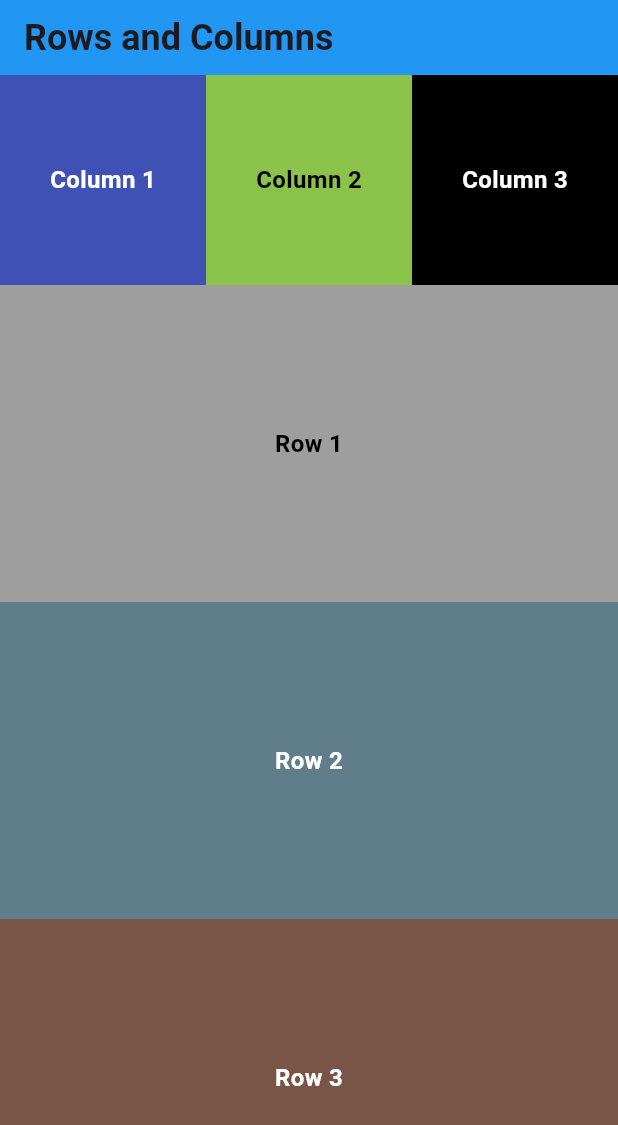
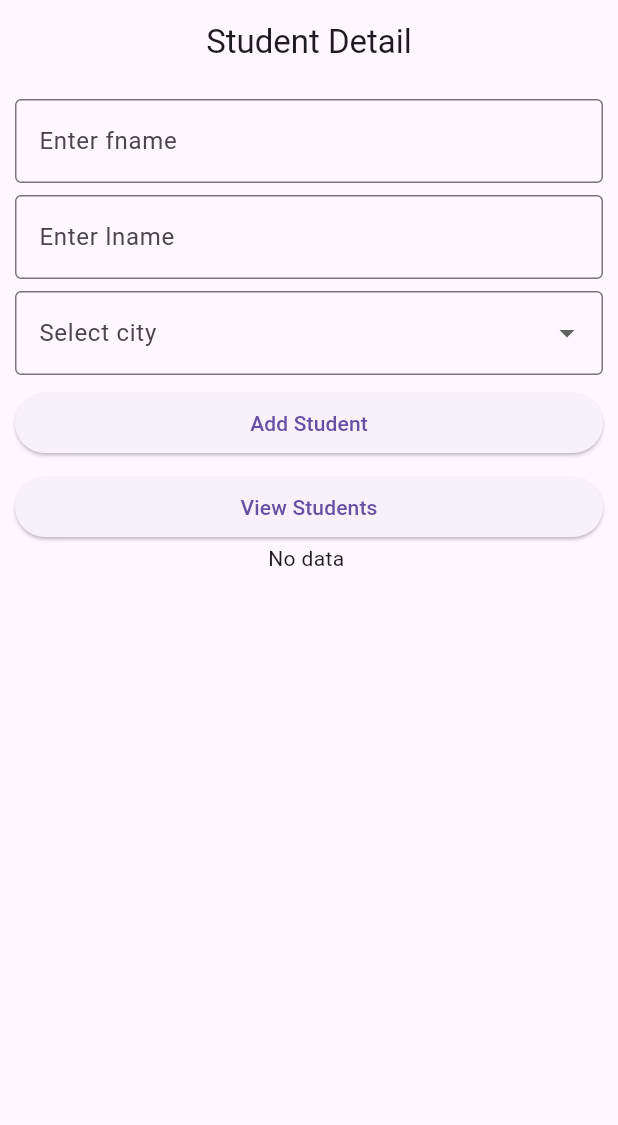
Before and after one commit to anjali7969/first_assignment, a Flutter app: the screen it shows after launch, on a phone screen of 412 x 824 dp. Shown: the top 1125 px of the screen. Run offline on Flutter 3.47's test engine with Material 3 defaults, Android fonts, the phone set to English and light mode, and no system bars.

Commit message:
added student details

```diff
--- a/lib/app.dart
+++ b/lib/app.dart
@@ -1,12 +1,5 @@
-import 'package:first_assignment/common/mysnackbar.dart';
-import 'package:first_assignment/view/Flexible_expanded_view.dart';
-import 'package:first_assignment/view/classwork_view.dart';
-import 'package:first_assignment/view/column_row.dart';
-import 'package:first_assignment/view/column_view.dart';
-import 'package:first_assignment/view/container_view.dart';
-import 'package:first_assignment/view/dashboard.dart';
-import 'package:first_assignment/view/load_image_view.dart';
-import 'package:first_assignment/view/snack_bar_view.dart';
+import 'package:first_assignment/view/student_details_view.dart';
+import 'package:first_assignment/view/student_output_view.dart';
 import 'package:flutter/material.dart';
 
 class MyApp extends StatelessWidget {
@@ -14,9 +7,15 @@ class MyApp extends StatelessWidget {
 
   @override
   Widget build(BuildContext context) {
-    return const MaterialApp(
+    return MaterialApp(
       debugShowCheckedModeBanner: false,
-      home: ClassworkView(),
+      // Set the initial route
+      initialRoute: '/',
+      // Define the route mapping
+      routes: {
+        '/': (context) => const StudentDetailsView(), // Default route
+        '/output': (context) => const StudentOutputView(),
+      },
     );
   }
 }
--- /dev/null
+++ b/lib/model/student.dart
@@ -0,0 +1,11 @@
+class Student {
+  final String fname;
+  final String lname;
+  final String city;
+
+  Student({
+    required this.fname,
+    required this.lname,
+    required this.city,
+  });
+}
--- /dev/null
+++ b/lib/view/student_details_view.dart
@@ -0,0 +1,116 @@
+import 'package:first_assignment/common/student_list_view.dart' as common;
+import 'package:first_assignment/model/student.dart' as model;
+import 'package:flutter/material.dart';
+
+class StudentDetailsView extends StatefulWidget {
+  const StudentDetailsView({super.key});
+
+  @override
+  State<StudentDetailsView> createState() => _StudentDetailsViewState();
+}
+
+class _StudentDetailsViewState extends State<StudentDetailsView> {
+  final _gap = const SizedBox(height: 8);
+
+  final items = [
+    const DropdownMenuItem(value: 'Kathmandu', child: Text('Kathmandu')),
+    const DropdownMenuItem(value: 'Pokhara', child: Text('Pokhara')),
+    const DropdownMenuItem(value: 'Chitwan', child: Text('Chitwan')),
+  ];
+
+  List<model.Student> lstStudents = [];
+
+  String? selectedCity;
+
+  // Controllers
+  final _fnameController = TextEditingController();
+  final _lnameController = TextEditingController();
+
+  @override
+  Widget build(BuildContext context) {
+    return Scaffold(
+      appBar: AppBar(
+        title: const Text('Student Detail'),
+        centerTitle: true,
+      ),
+      body: Padding(
+        padding: const EdgeInsets.all(10),
+        child: Column(
+          children: [
+            TextFormField(
+              controller: _fnameController,
+              decoration: const InputDecoration(
+                labelText: 'Enter fname',
+                border: OutlineInputBorder(),
+              ),
+            ),
+            _gap,
+            TextFormField(
+              controller: _lnameController,
+              decoration: const InputDecoration(
+                labelText: 'Enter lname',
+                border: OutlineInputBorder(),
+              ),
+            ),
+            _gap,
+            DropdownButtonFormField(
+              items: items,
+              onChanged: (value) {
+                setState(() {
+                  selectedCity = value;
+                });
+              },
+              decoration: const InputDecoration(
+                labelText: 'Select city',
+                border: OutlineInputBorder(),
+              ),
+            ),
+            _gap,
+            SizedBox(
+              width: double.infinity,
+              child: ElevatedButton(
+                onPressed: () {
+                  model.Student student = model.Student(
+                    fname: _fnameController.text.trim(),
+                    lname: _lnameController.text.trim(),
+                    city: selectedCity!,
+                  );
+                  setState(() {
+                    lstStudents.add(student);
+                  });
+                },
+                child: const Text('Add Student'),
+              ),
+            ),
+            _gap,
+            SizedBox(
+              width: double.infinity,
+              child: ElevatedButton(
+                onPressed: () {
+                  Navigator.pushNamed(
+                    context,
+                    '/output',
+                    arguments: lstStudents,
+                  );
+                },
+                child: const Text('View Students'),
+              ),
+            ),
+            lstStudents.isEmpty
+                ? const Text('No data ')
+                : common.StudentListView(
+                    lstStudents: lstStudents,
+                  ),
+          ],
+        ),
+      ),
+    );
+  }
+
+  @override
+  void dispose() {
+    _fnameController.dispose();
+    _lnameController.dispose();
+    super.dispose();
+  }
+}
--- a/pubspec.yaml
+++ b/pubspec.yaml
@@ -61,7 +61,10 @@ flutter:
 
   # To add assets to your application, add an assets section, like this:
   assets:
-     - assets/images/dog1.png
+    #  - assets/images/dog1.png
+     - assets/images/ListView/1.png
+     - assets/images/ListView/2.png
+     - assets/images/ListView/3.png
     #  - assets/images/dog2.png
 
   #   - images/a_dot_ham.jpeg
```
Also changed, not shown: lib/common/student_list_view.dart (added, +38 -0 lines), lib/view/grid_view.dart (added, +51 -0 lines), lib/view/student_output_view.dart (added, +33 -0 lines), assets/images/ListView/1.png (added), assets/images/ListView/2.png (added), assets/images/ListView/3.png (added).
